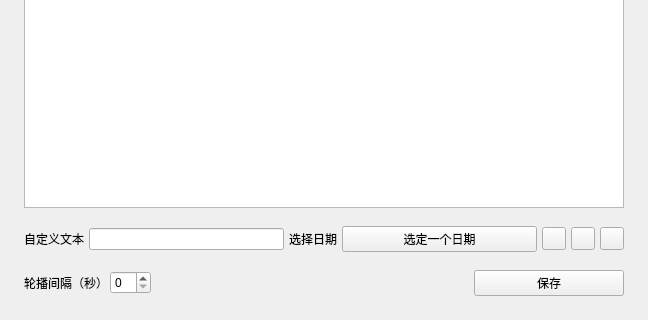
Qt form view/menu/countdown_custom_edit.ui (Class-Widgets-Community/Class-Widgets) before a commit; both pictures show x 0 to 648 and y 307 to 627 of the 648 by 627 pixel window.
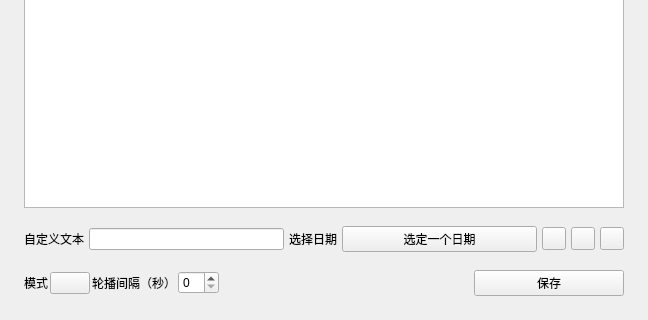
The same form after that commit. Custom widgets are drawn as their Qt base class.

```diff
--- a/view/menu/countdown_custom_edit.ui
+++ b/view/menu/countdown_custom_edit.ui
@@ -145,10 +145,20 @@
     </layout>
    </item>
    <item>
-    <layout class="QHBoxLayout" name="horizontalLayout_4" stretch="0,0,0,0">
+    <layout class="QHBoxLayout" name="horizontalLayout_4" stretch="0,0,0,0,0,0">
      <property name="spacing">
       <number>2</number>
      </property>
+     <item>
+      <widget class="BodyLabel" name="BodyLabel_4">
+       <property name="text">
+        <string>模式</string>
+       </property>
+      </widget>
+     </item>
+     <item>
+      <widget class="ComboBox" name="countdown_mode"/>
+     </item>
      <item>
       <widget class="BodyLabel" name="BodyLabel">
        <property name="text">
@@ -196,6 +206,11 @@
   </layout>
  </widget>
  <customwidgets>
+  <customwidget>
+   <class>ComboBox</class>
+   <extends>QPushButton</extends>
+   <header>qfluentwidgets</header>
+  </customwidget>
   <customwidget>
    <class>PushButton</class>
    <extends>QPushButton</extends>
```
